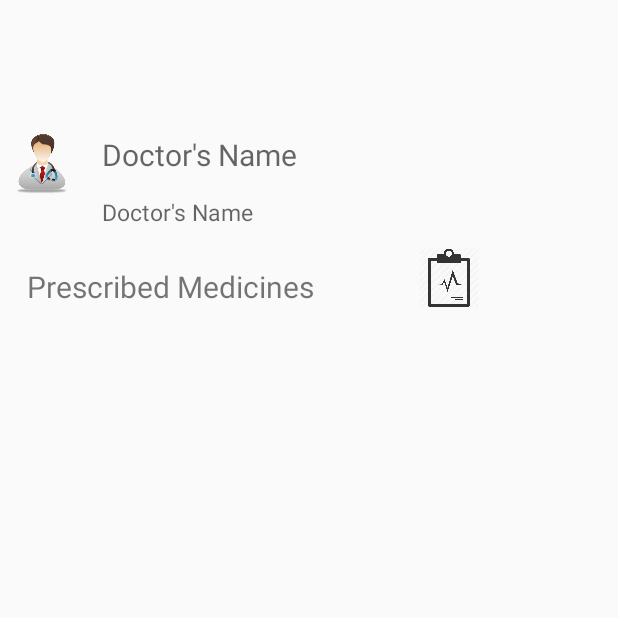
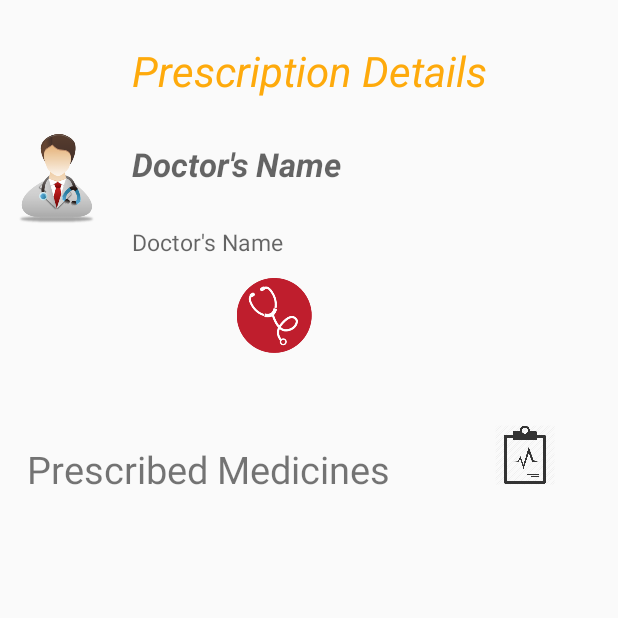
Before and after one commit to mukesh14149/MediSys, an Android app: the History_detail screen opened directly, with no data from a screen before it, on a phone screen of 412 x 824 dp, the top half of it. Run offline under Robolectric (Android 15) with nearby library versions, the phone set to English and light mode, and no system bars.

Commit message:
History Details

```diff
--- a/app/src/main/java/com/example/mukesh/medisys/History_detail.java
+++ b/app/src/main/java/com/example/mukesh/medisys/History_detail.java
@@ -153,6 +153,25 @@ TextView Name,Advise,Speciaity;
                         name = cursor.getString(cursor.getColumnIndex(MediSysContract.MedicationEntry.COLUMN_NAME_DESCRIPTION));
                        // time = cursor.getString(cursor.getColumnIndex(MediSysContract.MedicationEntry.COLUMN_NAME_REMINDER_TIMER));
                         System.out.println(name+"SUjeet");
+                        FragmentManager fragmentManager = getFragmentManager();
+                        FragmentTransaction fragmentTransaction = fragmentManager.beginTransaction();
+                        frag_history hello = new  frag_history();
+                        Bundle bundle=new Bundle();
+                        bundle.putString("key",name);
+                        //bundle.putString("time",converttime(s12));
+
+
+
+                        hello.setArguments(bundle);
+
+
+                        fragmentTransaction.add(R.id.last, hello, "HELLO");
+                /*   TextView t =(TextView)findViewById(R.id.percent);
+                    TextView t1 =(TextView)findViewById(R.id.percent2);
+                    t.setText(converttime(s12));
+
+                    t1.setText(Integer.toString(per(skip))+"%"+"\n");*/
+                        fragmentTransaction.commit();
 
 
 
@@ -176,25 +195,7 @@ TextView Name,Advise,Speciaity;
             Advise.setText(advise);
             Speciaity.setText(speciality);
 
-            FragmentManager fragmentManager = getFragmentManager();
-            FragmentTransaction fragmentTransaction = fragmentManager.beginTransaction();
-            frag_history hello = new  frag_history();
-            Bundle bundle=new Bundle();
-            bundle.putString("key",name);
-            //bundle.putString("time",converttime(s12));
 
-
-
-            hello.setArguments(bundle);
-
-
-            fragmentTransaction.add(R.id.last, hello, "HELLO");
-                /*   TextView t =(TextView)findViewById(R.id.percent);
-                    TextView t1 =(TextView)findViewById(R.id.percent2);
-                    t.setText(converttime(s12));
-
-                    t1.setText(Integer.toString(per(skip))+"%"+"\n");*/
-            fragmentTransaction.commit();
 
         }
     }
--- a/app/src/main/res/layout/activity_history_detail.xml
+++ b/app/src/main/res/layout/activity_history_detail.xml
@@ -12,8 +12,8 @@
         android:layout_width="match_parent"
         android:layout_height="wrap_content"
         android:gravity="center"
-        android:text="Name"
-        android:id="@+id/disease_name"
+        android:text="Prescription Details"
+
         android:textSize="28sp"
         android:layout_marginBottom="15dp"
         android:textColor="?android:attr/colorPressedHighlight"
@@ -36,16 +36,19 @@
         android:layout_marginBottom="1dp" >
 
         <ImageView
-            android:layout_width="40dp"
-            android:layout_height="40dp"
+            android:layout_width="60dp"
+            android:layout_height="60dp"
             android:src="@drawable/doctor1"/>
         <TextView
             android:layout_width="match_parent"
             android:layout_height="wrap_content"
+            android:paddingTop="5dp"
             android:id="@+id/doctor_name"
-            android:textSize="20sp"
+            android:textSize="22sp"
             android:layout_marginLeft="20dp"
-            android:hint="Doctor's Name"/>
+            android:hint="Doctor's Name"
+            android:textColor="@android:color/background_dark"
+            android:textStyle="normal|bold|italic" />
     </LinearLayout>
 
 
@@ -56,8 +59,9 @@
             android:id="@+id/speciality"
             android:textSize="15sp"
 
-            android:layout_marginLeft="60dp"
-            android:hint="Doctor's Name"/>
+            android:layout_marginLeft="80dp"
+            android:hint="Doctor's Name"
+            android:textColor="@android:color/background_dark" />
     </LinearLayout>
 
 
@@ -76,8 +80,32 @@
             android:layout_height="wrap_content"
             android:layout_marginTop="12dp"
             android:layout_marginRight="70dp"
+            android:id="@+id/disease_name"
+            android:layout_marginLeft="80dp"
+            android:textSize="25sp"
+            android:text="Disease"
+            android:textColor="@color/Red" />
+        <ImageView
+
+            android:layout_width="50dp"
+            android:layout_height="50dp"
+            android:src="@drawable/doct"
+            />
+    </LinearLayout>
+
+    <LinearLayout
+        android:layout_width="match_parent"
+        android:layout_height="wrap_content"
+        android:orientation="horizontal"
+        android:layout_marginTop="8dp"
+        android:layout_marginBottom="40dp">
+        <TextView
+            android:layout_width="wrap_content"
+            android:layout_height="wrap_content"
+            android:layout_marginTop="12dp"
+            android:layout_marginRight="70dp"
             android:layout_marginLeft="10dp"
-            android:textSize="20sp"
+            android:textSize="25sp"
             android:text="Prescribed Medicines" />
         <ImageView
 
@@ -86,7 +114,6 @@
             android:src="@drawable/disease"
             />
     </LinearLayout>
-
 
 
 
```
Also changed, not shown: app/src/main/java/com/example/mukesh/medisys/AddMedical_history.java (+21 -12 lines), app/src/main/res/layout/frag_history.xml (+10 -22 lines), app/src/main/res/drawable/doct.png (added).
